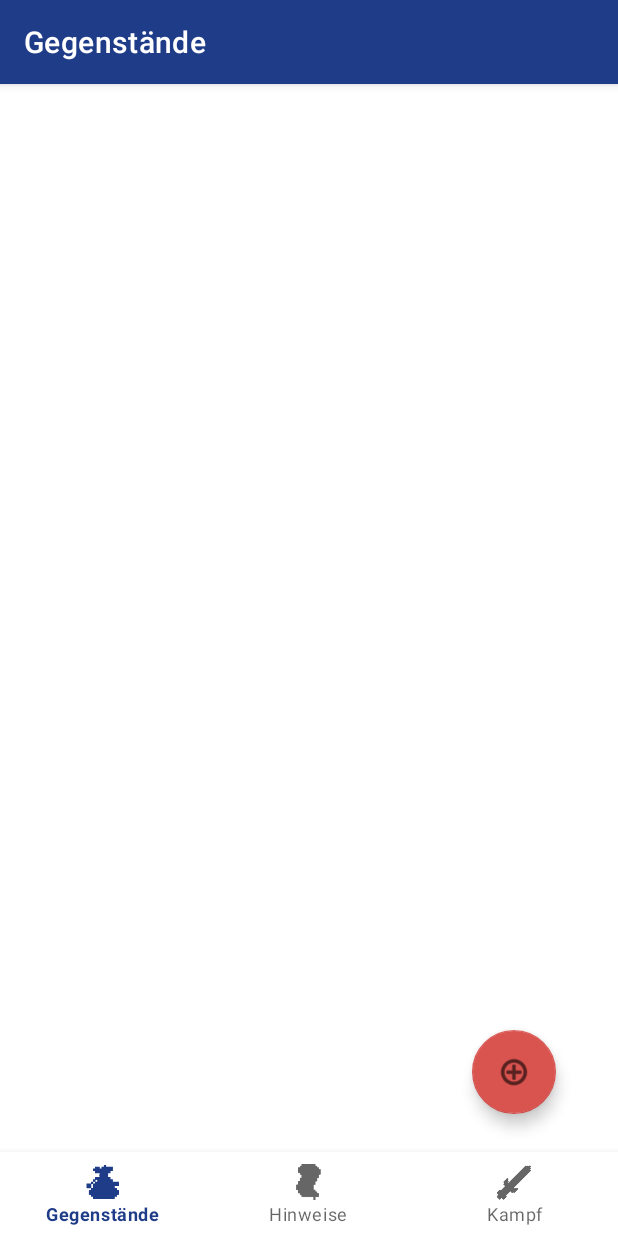
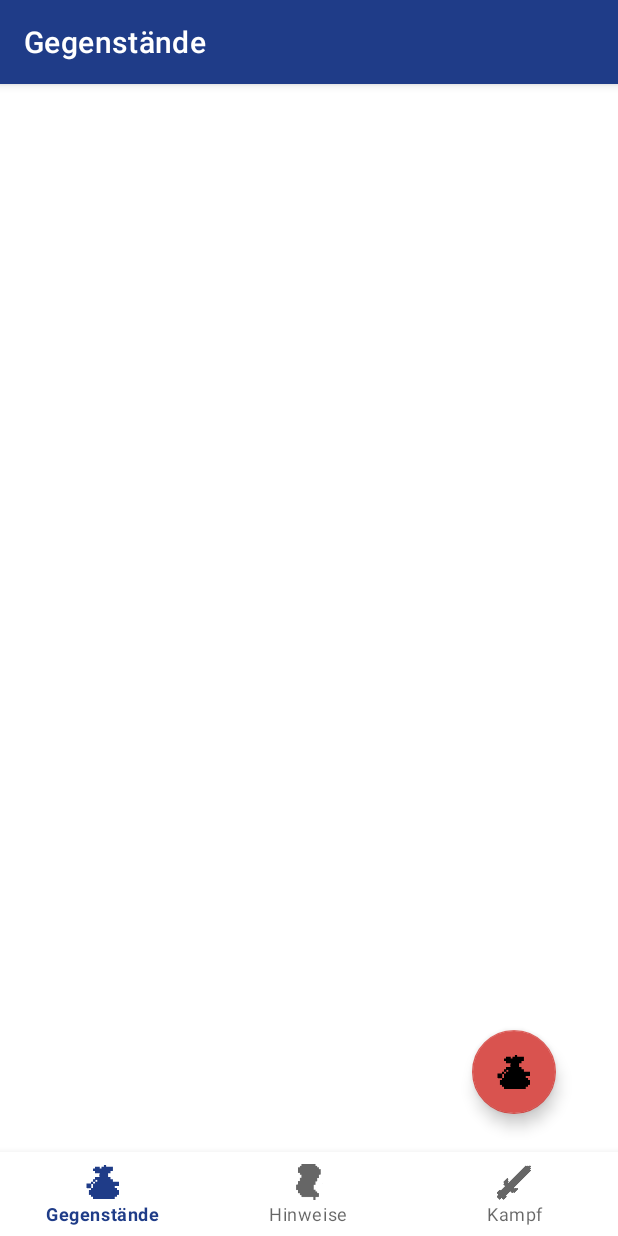
Before and after one commit to andi-git/Die_Welt_Der_Tausend_Abenteuer, an Android app: the screen it shows after launch (MainActivity), on a phone screen of 412 x 824 dp. Run offline under Robolectric (Android 15) with nearby library versions, the phone set to English and light mode, and no system bars; our stand-ins replace navigation-ui.

Commit message:
change night theme

```diff
--- a/app/src/main/res/layout/fragment_items.xml
+++ b/app/src/main/res/layout/fragment_items.xml
@@ -17,7 +17,7 @@
         android:clickable="true"
         android:contentDescription="button to add items"
         android:focusable="true"
-        android:src="@android:drawable/ic_menu_add"
+        android:src="@drawable/sack"
         app:layout_constraintBottom_toBottomOf="parent"
         app:layout_constraintEnd_toEndOf="parent"
         app:layout_constraintHorizontal_bias="0.922"
--- a/app/src/main/res/values-night/themes.xml
+++ b/app/src/main/res/values-night/themes.xml
@@ -2,15 +2,23 @@
     <!-- Base application theme. -->
     <style name="Theme.DieWeltDerTausendAbenteuer" parent="Theme.MaterialComponents.DayNight.DarkActionBar">
         <!-- Primary brand color. -->
-        <item name="colorPrimary">@color/purple_200</item>
-        <item name="colorPrimaryVariant">@color/purple_700</item>
-        <item name="colorOnPrimary">@color/black</item>
+        <!-- item name="colorPrimary">@color/purple_200</item-->
+        <!-- item name="colorPrimaryVariant">@color/purple_700</item-->
+        <!-- item name="colorOnPrimary">@color/black</item-->
         <!-- Secondary brand color. -->
-        <item name="colorSecondary">@color/teal_200</item>
-        <item name="colorSecondaryVariant">@color/teal_200</item>
+        <!-- item name="colorSecondary">@color/teal_200</item-->
+        <!-- item name="colorSecondaryVariant">@color/teal_200</item-->
+        <!-- item name="colorOnSecondary">@color/black</item-->
+        <!-- Status bar color. -->
+        <!-- item name="android:statusBarColor">?attr/colorPrimaryVariant</item-->
+        <!-- Customize your theme here. -->
+
+        <item name="colorPrimary">@color/secondary_yellow</item>
+        <item name="colorPrimaryVariant">@color/secondary_yellow</item>
+        <item name="colorOnPrimary">@color/white</item>
+        <item name="colorSecondary">@color/secondary_yellow</item>
+        <item name="colorSecondaryVariant">@color/secondary_yellow</item>
         <item name="colorOnSecondary">@color/black</item>
-        <!-- Status bar color. -->
-        <item name="android:statusBarColor">?attr/colorPrimaryVariant</item>
-        <!-- Customize your theme here. -->
+        <item name="android:statusBarColor">@color/primary_brown</item>
     </style>
 </resources>
```
